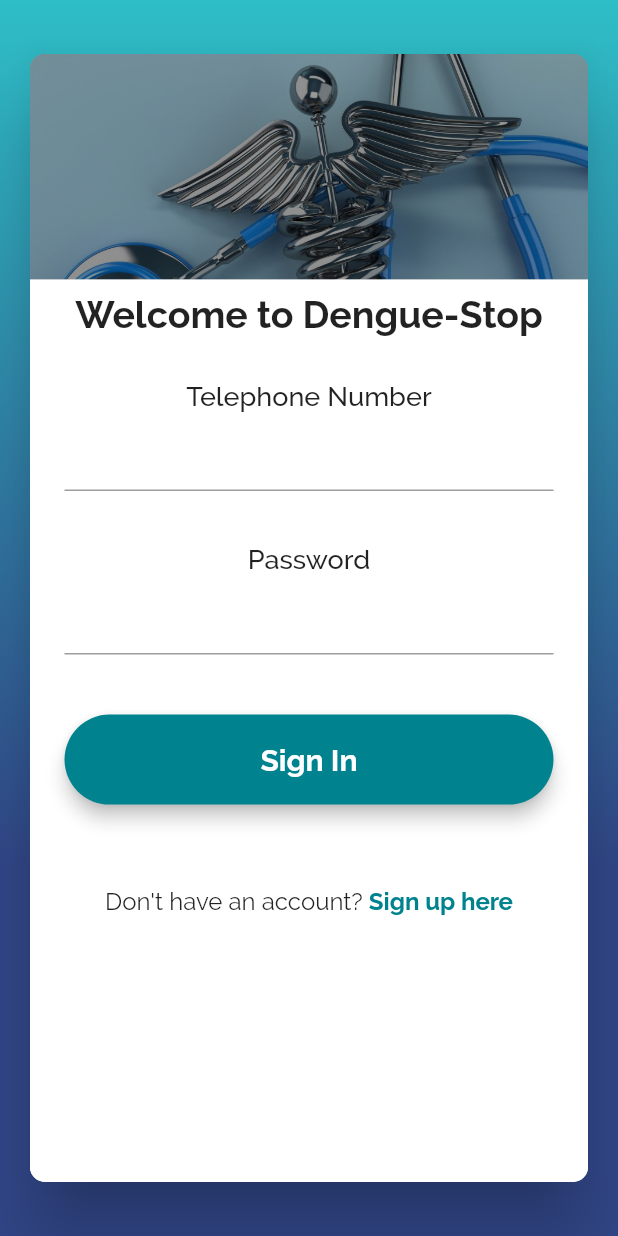
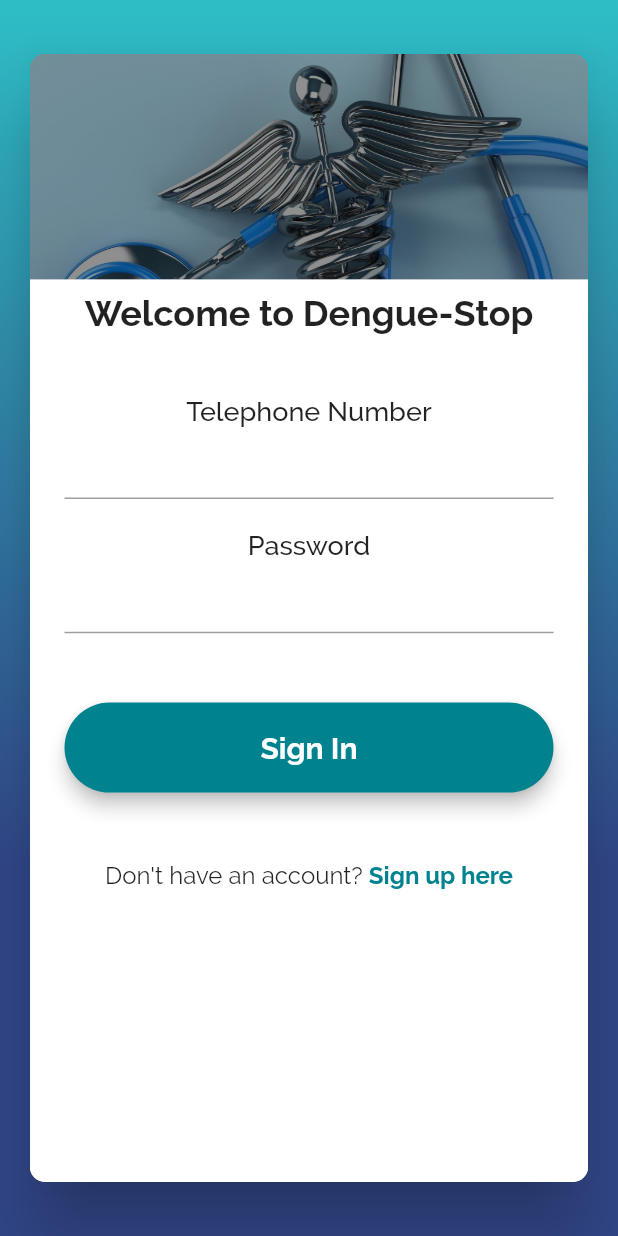
Before and after one commit to scorelab/DengueStop, a Flutter app: the screen it shows after launch, on a phone screen of 412 x 824 dp. Run offline on Flutter 3.47's test engine with Material 2 defaults, Android fonts, the light colour scheme and no system bars; our stand-ins replace email_validator, flutter_secure_storage, geolocator, shared_preferences; missing offline and left inert: password_hash.

Commit message:
Sankha dev (#63)
* Login screen overflow issue resolved

* comments

* remove unwanted screenshot image file

```diff
--- a/dengue_app/lib/views/login.dart
+++ b/dengue_app/lib/views/login.dart
@@ -177,12 +177,12 @@ class _LoginFormState extends State<LoginForm> {
             children: <Widget>[
               Text(
                 'Welcome to Dengue-Stop',
-                style: TextStyle(fontSize: 25.0, fontWeight: FontWeight.w700),
+                style: TextStyle(fontSize: 24.0, fontWeight: FontWeight.w700),
               ),
-              SizedBox(height: 30.0),
+              SizedBox(height: MediaQuery.of(context).size.height/20),
               Text('Telephone Number', style: formLabelStyle),
               Padding(
-                padding: EdgeInsets.symmetric(vertical: 5.0, horizontal: 15.0),
+                padding: EdgeInsets.symmetric(horizontal: 15.0),
                 child: TextFormField(
                   // changing focus to the password text field on pressing enter
                   textInputAction: TextInputAction.next,
@@ -197,10 +197,11 @@ class _LoginFormState extends State<LoginForm> {
                   controller: telephoneController,
                 ),
               ),
-              SizedBox(height: 30.0),
+              //using mediaquery to make it responsive and remove the overflow issue
+              SizedBox(height: MediaQuery.of(context).size.height/40),
               Text('Password', style: formLabelStyle),
               Padding(
-                padding: EdgeInsets.symmetric(vertical: 5.0, horizontal: 15.0),
+                padding: EdgeInsets.symmetric(horizontal: 15.0),
                 child: TextFormField(
                   // unfocussing the password text field on pressing enter allowing the user to login
                   textInputAction: TextInputAction.done,
@@ -216,7 +217,7 @@ class _LoginFormState extends State<LoginForm> {
                   controller: passwordController,
                 ),
               ),
-              SizedBox(height: 30.0),
+              SizedBox(height: MediaQuery.of(context).size.height/20),
               SizedBox(
                 width: double.infinity,
                 height: 70,
@@ -241,7 +242,7 @@ class _LoginFormState extends State<LoginForm> {
                   ),
                 ),
               ),
-              SizedBox(height: 50.0),
+              SizedBox(height: MediaQuery.of(context).size.height/20),
               Row(
                 mainAxisAlignment: MainAxisAlignment.center,
                 children: <Widget>[
```
